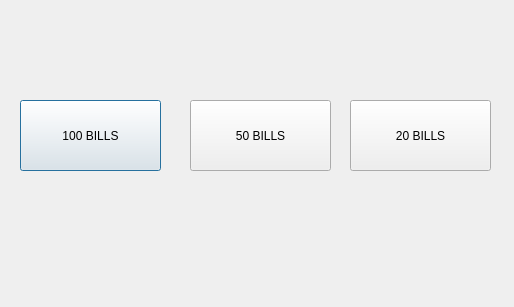
Before: the Qt Designer form to_bills.ui in cavinpabua/Money-Changer-Machine, drawn with Qt 5.
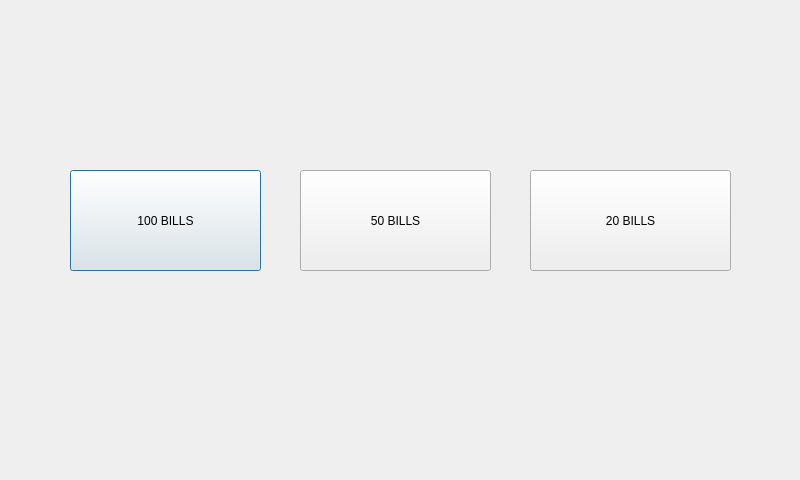
After: the same form once the commit is applied.

The edit to the form file:
```diff
--- a/to_bills.ui
+++ b/to_bills.ui
@@ -6,8 +6,8 @@
    <rect>
     <x>0</x>
     <y>0</y>
-    <width>514</width>
-    <height>307</height>
+    <width>800</width>
+    <height>480</height>
    </rect>
   </property>
   <property name="windowTitle">
@@ -16,10 +16,10 @@
   <widget class="QPushButton" name="to_100_bills">
    <property name="geometry">
     <rect>
-     <x>20</x>
-     <y>100</y>
-     <width>141</width>
-     <height>71</height>
+     <x>70</x>
+     <y>170</y>
+     <width>191</width>
+     <height>101</height>
     </rect>
    </property>
    <property name="text">
@@ -29,10 +29,10 @@
   <widget class="QPushButton" name="to_50_bills">
    <property name="geometry">
     <rect>
-     <x>190</x>
-     <y>100</y>
-     <width>141</width>
-     <height>71</height>
+     <x>300</x>
+     <y>170</y>
+     <width>191</width>
+     <height>101</height>
     </rect>
    </property>
    <property name="text">
@@ -42,10 +42,10 @@
   <widget class="QPushButton" name="to_20_bills">
    <property name="geometry">
     <rect>
-     <x>350</x>
-     <y>100</y>
-     <width>141</width>
-     <height>71</height>
+     <x>530</x>
+     <y>170</y>
+     <width>201</width>
+     <height>101</height>
     </rect>
    </property>
    <property name="text">
```
